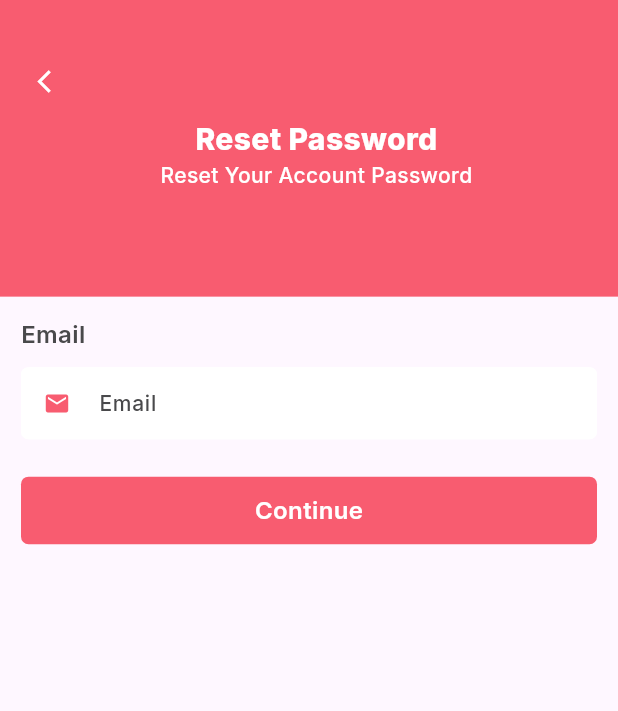
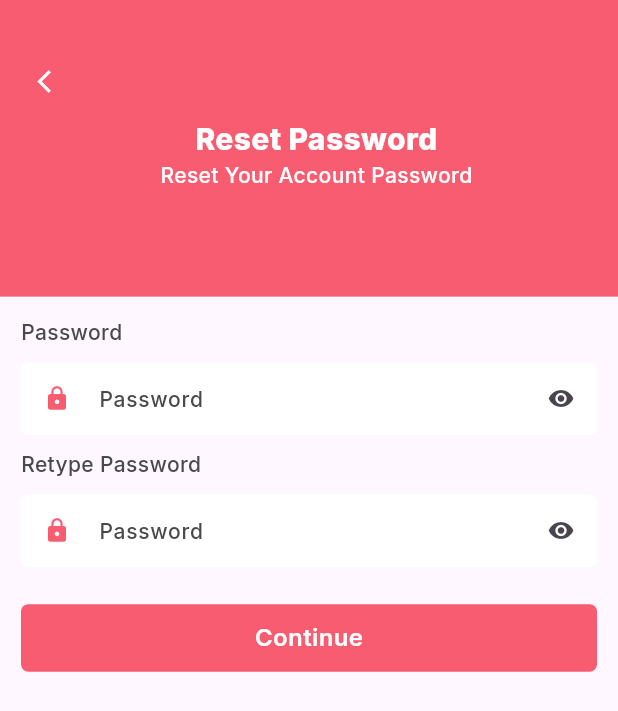
Before and after one commit to nurnabimiah/classima, a Flutter app: the ResetPasswordScreen screen opened by its route, on a phone screen of 412 x 824 dp. Shown: the top 711 px of the screen. Run offline on Flutter 3.47's test engine with Material 3 defaults, Android fonts, the phone set to English and light mode, and no system bars; our stand-ins replace dio, get, get_it, google_fonts, pinput, shared_preferences; accounts and stored records are empty.

Commit message:
added: All auth page design done

```diff
--- /dev/null
+++ b/lib/controller/auth_controller/reset_password_controller.dart
@@ -0,0 +1,16 @@
+
+
+import 'package:get/get.dart';
+
+class ResetPasswordController extends GetxController{
+
+  var isObscure = true.obs;
+
+  // Method to toggle the obscure state
+  void toggleObscure() {
+    isObscure.value = !isObscure.value;
+  }
+
+
+
+}
--- a/lib/di_container.dart
+++ b/lib/di_container.dart
@@ -1,3 +1,4 @@
+import 'package:classimia/controller/auth_controller/reset_password_controller.dart';
 import 'package:classimia/controller/auth_controller/sign_in_controller.dart';
 import 'package:classimia/controller/auth_controller/sign_up_controller.dart';
 import 'package:classimia/controller/splash_controller/splash_controller.dart';
@@ -26,6 +27,7 @@ Future<void> init() async {
      Get.lazyPut(() => SplashController(), fenix: true);
      Get.lazyPut(() => SignInController(), fenix: true);
      Get.lazyPut(() => SignUpController(), fenix: true);
+     Get.lazyPut(() => ResetPasswordController(), fenix: true);
 
 
   /// External
--- a/lib/utils/routes/app_routes.dart
+++ b/lib/utils/routes/app_routes.dart
@@ -1,4 +1,6 @@
 
+import 'package:classimia/view/features/auth_screen/otp_screen.dart';
+import 'package:classimia/view/features/auth_screen/forgot_password_screen.dart';
 import 'package:classimia/view/features/auth_screen/reset_password_screen.dart';
 import 'package:classimia/view/features/auth_screen/sign_in_screen.dart';
 import 'package:classimia/view/features/auth_screen/sign_up_screen.dart';
@@ -12,7 +14,9 @@ class AppRoutes {
     GetPage(name: SplashScreen.routeName, page: () =>  SplashScreen()),
     GetPage(name: SignInScreen.routeName, page: () =>  SignInScreen()),
     GetPage(name: SignUpScreen.routeName, page: () =>  SignUpScreen()),
-    GetPage(name: ResetPasswordScreen.routeName, page: () => ResetPasswordScreen()),
+    GetPage(name: ForgotPasswordScreen.routeName, page: () => ForgotPasswordScreen()),
+    GetPage(name: OtpScreen.routeName, page: () => const OtpScreen()),
+    GetPage(name: ResetPasswordScreen.routeName, page: () =>  ResetPasswordScreen()),
 
   ];
 }
--- a/lib/view/features/auth_screen/reset_password_screen.dart
+++ b/lib/view/features/auth_screen/reset_password_screen.dart
@@ -1,53 +1,76 @@
 
 
+import 'package:classimia/controller/auth_controller/reset_password_controller.dart';
 import 'package:classimia/utils/app_colors.dart';
 import 'package:classimia/utils/style/app_style.dart';
 import 'package:classimia/view/widgets/common_widget/custom_button.dart';
-import 'package:classimia/view/widgets/common_widget/custom_text_form_filed.dart';
 import 'package:classimia/view/widgets/screen_widget/auth_widget/reset_password_header.dart';
 import 'package:flutter/material.dart';
+import 'package:get/get.dart';
+
+import '../../widgets/common_widget/custom_text_form_filed.dart';
 
 class ResetPasswordScreen extends StatelessWidget {
   static const String routeName = '/reset_password_route';
-  ResetPasswordScreen({super.key});
+   ResetPasswordScreen({super.key});
 
-  final emailController = TextEditingController();
+  final _passwordController = TextEditingController();
+  final _resetPasswordController = TextEditingController();
+  final resetController = Get.find<ResetPasswordController>();
 
   @override
   Widget build(BuildContext context) {
     return Scaffold(
       body: Column(
         children: [
+
           const ResetPasswordHeader(),
-          // Email
           Padding(
-            padding: const EdgeInsets.all(14),
+            padding: const EdgeInsets.all(14.0),
             child: Column(
               crossAxisAlignment: CrossAxisAlignment.start,
               children: [
-                Text('Email', style: myStyleInterLarge(context: context, color: AppColors.appBlackColor)),
+                // Password
+                Text('Password', style: myStyleInterMedium(context: context, color: AppColors.appBlackColor)),
                 const SizedBox(height: 10),
-                CustomTextFormFiled(
-                  controller: emailController,
-                  hintText: 'Email',
-                  prefixIcon: const Icon(Icons.email, color: AppColors.appPrimaryColor),
-                ),
+                Obx(()=> CustomTextFormFiled(
+                  controller: _passwordController,
+                  hintText: 'Password',
+                  obscureText: resetController.isObscure.value,
+                  prefixIcon: const Icon(Icons.lock, color: AppColors.appPrimaryColor),
+                  suffixIcon:  IconButton(
+                    icon: Icon(resetController.isObscure.value ? Icons.visibility : Icons.visibility_off),
+                    onPressed: () => resetController.toggleObscure(),
+                  )
+                ),),
+                const SizedBox(height: 10),
+
+
+                //Retype password
+                Text('Retype Password', style: myStyleInterMedium(context: context, color: AppColors.appBlackColor)),
+                const SizedBox(height: 10),
+                Obx(()=> CustomTextFormFiled(
+                    controller: _passwordController,
+                    hintText: 'Password',
+                    obscureText: resetController.isObscure.value,
+                    prefixIcon: const Icon(Icons.lock, color: AppColors.appPrimaryColor),
+                    suffixIcon:  IconButton(
+                      icon: Icon(resetController.isObscure.value ? Icons.visibility : Icons.visibility_off),
+                      onPressed: () => resetController.toggleObscure(),
+                    )
+                ),),
                 const SizedBox(height: 25),
 
                 // Button
-                CustomButtonWidget(onTap: (){
-
-                }, title: Text('Continue',style: myStyleInterLarge(context: context),)),
+                CustomButtonWidget(onTap: (){}, title: Text('Continue',style: myStyleInterLarge(context: context),)),
 
               ],
             ),
           )
 
 
-
         ],
       ),
-
     );
   }
 }
--- a/lib/view/widgets/screen_widget/auth_widget/reset_password_header.dart
+++ b/lib/view/widgets/screen_widget/auth_widget/reset_password_header.dart
@@ -1,8 +1,5 @@
-
-
 
 import 'package:classimia/utils/app_colors.dart';
-
 import 'package:classimia/utils/style/app_style.dart';
 import 'package:flutter/material.dart';
 import 'package:get/get.dart';
--- a/pubspec.yaml
+++ b/pubspec.yaml
@@ -41,6 +41,7 @@ dependencies:
   animate_do: ^3.3.4
   dio: ^5.5.0+1
   shared_preferences: ^2.3.0
+  pinput: ^5.0.0
 
 dev_dependencies:
   flutter_test:
```
Also changed, not shown: lib/view/features/auth_screen/forgot_password_screen.dart (+56 -0 lines), lib/view/features/auth_screen/otp_screen.dart (+100 -0 lines), lib/view/features/auth_screen/sign_in_screen.dart (+7 -9 lines), pubspec.lock.
